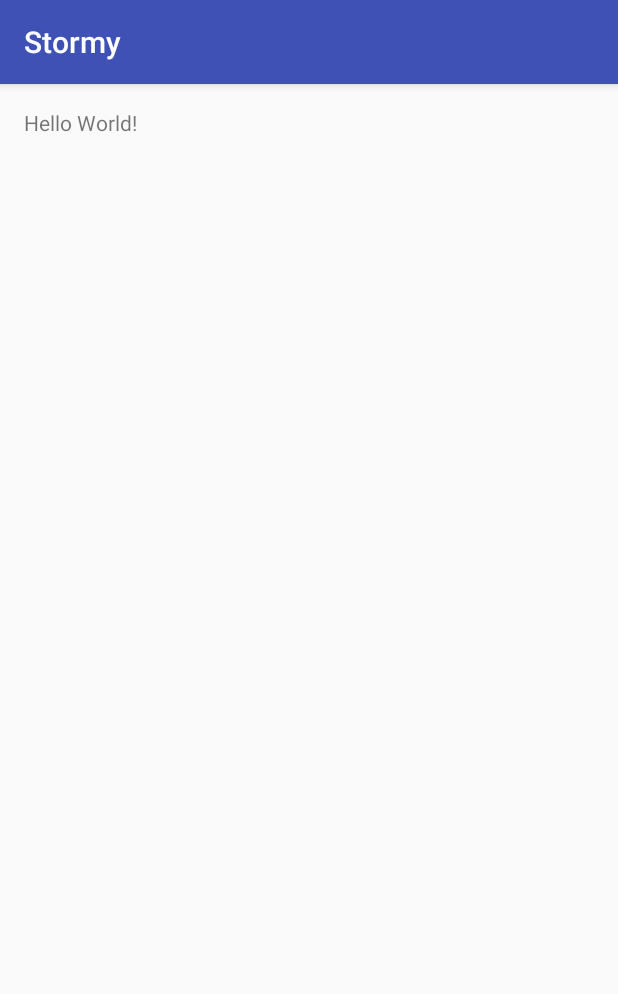
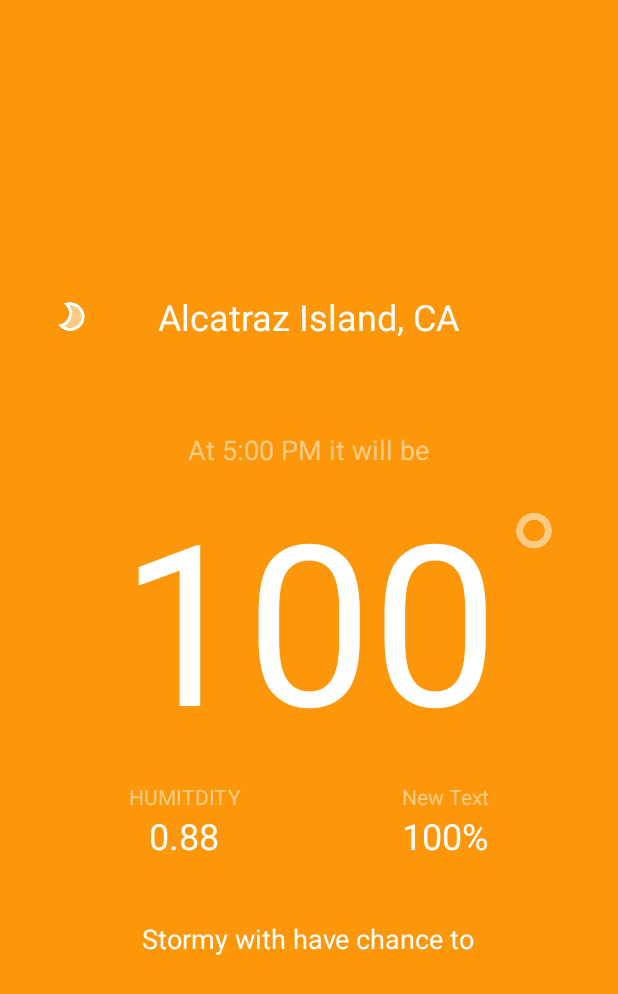
Before and after one commit to Sly88/Stormy, an Android app: the screen it shows after launch (MainActivity), on a phone screen of 412 x 824 dp. Shown: the top 994 px of the screen. Run offline under Robolectric (Android 15) with nearby library versions, the phone set to English and light mode, and no system bars; libraries missing offline, so code that uses them is left out: com.squareup.okhttp; 3 statements that could not run were skipped.

Commit message:
update layout view

```diff
--- a/app/src/main/AndroidManifest.xml
+++ b/app/src/main/AndroidManifest.xml
@@ -11,7 +11,9 @@
         android:label="@string/app_name"
         android:supportsRtl="true"
         android:theme="@style/AppTheme" >
-        <activity android:name=".MainActivity" >
+        <activity
+            android:name=".MainActivity"
+            android:screenOrientation="portrait">
             <intent-filter>
                 <action android:name="android.intent.action.MAIN" />
 
--- a/app/src/main/res/layout/activity_main.xml
+++ b/app/src/main/res/layout/activity_main.xml
@@ -4,8 +4,127 @@
     android:layout_height="match_parent" android:paddingLeft="@dimen/activity_horizontal_margin"
     android:paddingRight="@dimen/activity_horizontal_margin"
     android:paddingTop="@dimen/activity_vertical_margin"
-    android:paddingBottom="@dimen/activity_vertical_margin" tools:context=".MainActivity">
+    android:paddingBottom="@dimen/activity_vertical_margin" tools:context=".MainActivity"
+                android:background="#fc970b">
 
-    <TextView android:text="Hello World!" android:layout_width="wrap_content"
-        android:layout_height="wrap_content" />
+    <ImageView
+        android:layout_width="match_parent"
+        android:layout_height="wrap_content"
+        android:id="@+id/temperatureIcon"
+        android:src="@drawable/degree"
+        android:layout_marginTop="30dp"
+        android:layout_alignTop="@+id/temperatureLabel"
+        android:layout_toRightOf="@+id/temperatureLabel"
+        android:layout_toEndOf="@+id/temperatureLabel"/>
+
+    <TextView
+        android:layout_width="wrap_content"
+        android:layout_height="wrap_content"
+        android:text="100"
+        android:id="@+id/temperatureLabel"
+        android:textColor="@android:color/white"
+        android:textSize="150dp"
+        android:layout_centerVertical="true"
+        android:layout_centerHorizontal="true"/>
+
+    <TextView
+        android:layout_width="wrap_content"
+        android:layout_height="wrap_content"
+        android:text="At 5:00 PM it will be"
+        android:id="@+id/timeLabel"
+        android:layout_above="@+id/temperatureIcon"
+        android:layout_centerHorizontal="true"
+        android:textColor="#80ffffff"
+        android:textSize="18sp"/>
+
+    <TextView
+        android:layout_width="wrap_content"
+        android:layout_height="wrap_content"
+        android:text="Alcatraz Island, CA"
+        android:id="@+id/locationLabel"
+        android:layout_above="@+id/timeLabel"
+        android:layout_centerHorizontal="true"
+        android:layout_marginBottom="60dp"
+        android:textColor="#FFFFFFFF"
+        android:textSize="24sp"/>
+
+    <ImageView
+        android:layout_width="wrap_content"
+        android:layout_height="wrap_content"
+        android:id="@+id/iconImageView"
+        android:layout_alignBottom="@+id/locationLabel"
+        android:layout_alignParentLeft="true"
+        android:layout_alignParentStart="true"
+        android:src="@drawable/clear_night"/>
+
+    <LinearLayout
+        android:orientation="horizontal"
+        android:layout_width="match_parent"
+        android:layout_height="wrap_content"
+        android:layout_below="@+id/temperatureLabel"
+        android:layout_centerHorizontal="true"
+        android:layout_marginTop="10dp"
+        android:id="@+id/linearLayout">
+
+        <LinearLayout
+            android:orientation="vertical"
+            android:layout_width="wrap_content"
+            android:layout_height="match_parent"
+            android:layout_weight="1">
+
+            <TextView
+                android:layout_width="match_parent"
+                android:layout_height="wrap_content"
+                android:text="HUMITDITY"
+                android:id="@+id/humidityLabel"
+                android:textColor="#80FFFFFF"
+                android:gravity="center_horizontal"/>
+
+            <TextView
+                android:layout_width="match_parent"
+                android:layout_height="wrap_content"
+                android:text="0.88"
+                android:id="@+id/humidityValue"
+                android:textColor="#FFFFFFFF"
+                android:textSize="24sp"
+                android:gravity="center_horizontal"/>
+        </LinearLayout>
+
+        <LinearLayout
+            android:orientation="vertical"
+            android:layout_width="wrap_content"
+            android:layout_height="match_parent"
+            android:layout_weight="1">
+
+            <TextView
+                android:layout_width="match_parent"
+                android:layout_height="wrap_content"
+                android:text="New Text"
+                android:id="@+id/precipLabel"
+                android:textColor="#80FFFFFF"
+                android:gravity="center_horizontal"/>
+
+            <TextView
+                android:layout_width="match_parent"
+                android:layout_height="wrap_content"
+                android:text="100%"
+                android:id="@+id/precipValue"
+                android:textColor="#FFFFFFFF"
+                android:textSize="24sp"
+                android:gravity="center_horizontal"/>
+        </LinearLayout>
+    </LinearLayout>
+
+    <TextView
+        android:layout_width="wrap_content"
+        android:layout_height="wrap_content"
+        android:text="Stormy with have chance to"
+        android:id="@+id/textView"
+        android:layout_below="@+id/linearLayout"
+        android:layout_centerHorizontal="true"
+        android:layout_marginTop="40dp"
+        android:textColor="#FFFFFFFF"
+        android:textSize="18dp"
+        android:gravity="center_horizontal"/>
+
 </RelativeLayout>
--- a/app/src/main/res/values/dimens.xml
+++ b/app/src/main/res/values/dimens.xml
@@ -1,5 +1,5 @@
 <resources>
     <!-- Default screen margins, per the Android Design guidelines. -->
-    <dimen name="activity_horizontal_margin">16dp</dimen>
+    <dimen name="activity_horizontal_margin">32dp</dimen>
     <dimen name="activity_vertical_margin">16dp</dimen>
 </resources>
--- a/app/src/main/res/values/styles.xml
+++ b/app/src/main/res/values/styles.xml
@@ -1,7 +1,7 @@
 <resources>
 
     <!-- Base application theme. -->
-    <style name="AppTheme" parent="Theme.AppCompat.Light.DarkActionBar">
+    <style name="AppTheme" parent="Theme.AppCompat.Light.NoActionBar">
         <!-- Customize your theme here. -->
         <item name="colorPrimary">@color/colorPrimary</item>
         <item name="colorPrimaryDark">@color/colorPrimaryDark</item>
```
Also changed, not shown: 1 other file.
